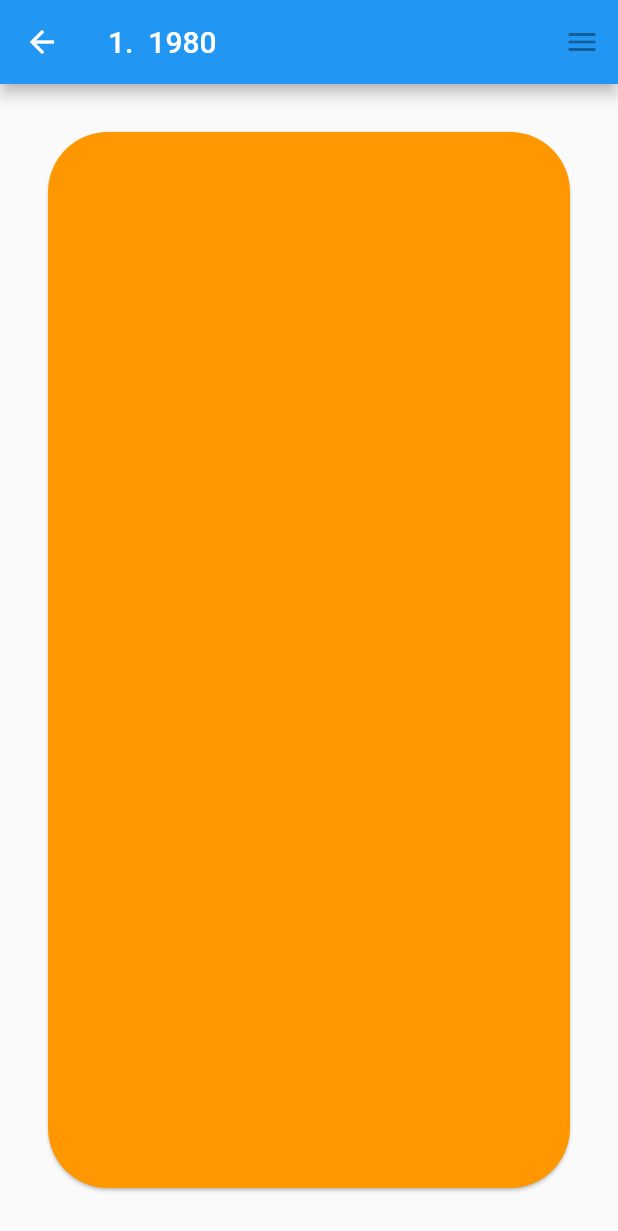
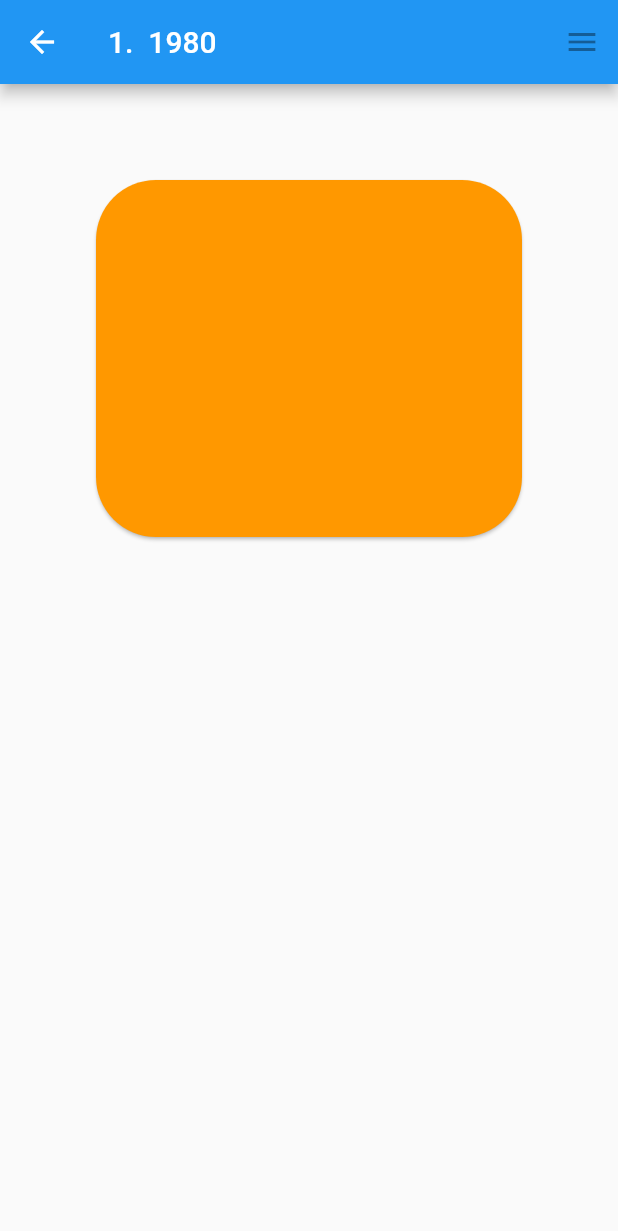
Before and after one commit to RobinRother/Crimson-Harvest, a Flutter app: the DetailView screen opened by its route, on a phone screen of 412 x 824 dp. Shown: the top 1231 px of the screen. Run offline on Flutter 3.47's test engine with Material 2 defaults, Android fonts, the phone set to English and light mode, and no system bars; our stand-ins replace scrollable_positioned_list; generated files the repository leaves out were written again.

Commit message:
no crash on tablet, unfocus

```diff
--- a/lib/detail_view_route/detail_view.dart
+++ b/lib/detail_view_route/detail_view.dart
@@ -9,7 +9,9 @@ class DetailView extends StatelessWidget{
   Widget build(BuildContext context) {
     final Day date = context.watch<SelectedDayProvider>().selectedDay;
 
-    return Scaffold(
+    return GestureDetector(
+      onTap: () => FocusScope.of(context).unfocus(),
+      child: Scaffold(
         // appbar als festes widget auslagern?
         appBar: AppBar(
           title: Text('${date.day}. ${date.monthName} ${date.year}'),
@@ -21,6 +23,7 @@ class DetailView extends StatelessWidget{
           ],
         ),
         body: NoteField(),
+      ),
     );
   }
 }
--- a/lib/detail_view_route/note_field.dart
+++ b/lib/detail_view_route/note_field.dart
@@ -1,24 +1,46 @@
 import 'package:flutter/material.dart';
 
-class NoteField extends StatelessWidget{
+class NoteField extends StatefulWidget{
+  @override
+  State<NoteField> createState() => _NoteFieldState();
+}
+
+class _NoteFieldState extends State<NoteField> {
+  final textController = TextEditingController();
+
+  @override
+  void dispose() {
+    textController.dispose();
+    super.dispose();
+  }
+
+  @override
+  void initState() {
+    super.initState();
+    textController.addListener(() {print(textController.text);});
+  }
+
   @override
   Widget build(BuildContext context) {
-    return const SizedBox(
-      height: double.infinity,
-      width: double.infinity,
-      child: Card(
-        margin: EdgeInsets.all(32),
+    return Card(
+      // enough space to unfocus at bottom
+      margin: const EdgeInsets.fromLTRB(64, 64, 64, 128),
       color: Colors.orange,
       borderOnForeground: true,
-          shape: RoundedRectangleBorder(
+      shape: const RoundedRectangleBorder(
         borderRadius: BorderRadius.all(Radius.circular(40)),
       ),
       child: Padding(
-            padding: EdgeInsets.all(24),
+        padding: const EdgeInsets.all(24),
         child: TextField(
+          controller: textController,
+          onChanged: (text) {
+            print('First text field: $text');
+          },
+          keyboardType: TextInputType.multiline,
           maxLines: null,
-              decoration: null,
-            ),
+          minLines: 10,
+          decoration: null
         ),
       ),
     );
```
Lines whose indentation alone changed are shown as unchanged.
